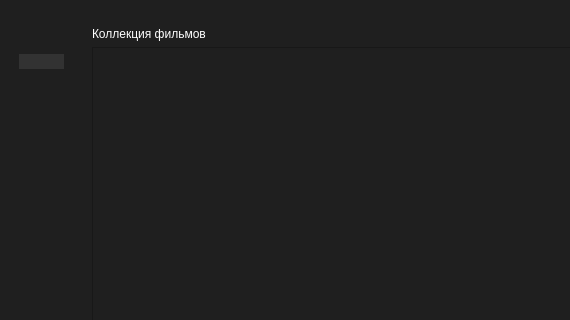
First picture: the form in src/mainwindow.ui, repository dimkashelk/SimpleKinopoiskQt, before the edit; both pictures show x 0 to 570 and y 0 to 320 of the 1200 by 602 pixel window.
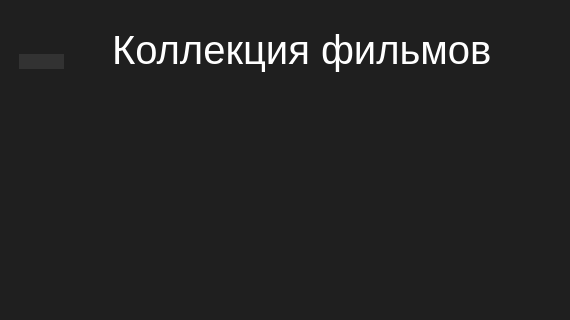
Second picture: the form after the edit. Icons and pictures are not drawn.

Patch:
```diff
--- a/src/mainwindow.ui
+++ b/src/mainwindow.ui
@@ -340,6 +340,168 @@
        </layout>
       </widget>
       <widget class="QWidget" name="cinema">
+       <property name="styleSheet">
+        <string notr="true">QTabBar {	
+	background-color: rgba(255, 255, 255, 0);
+	padding: 10px;
+	border-radius: 10px;
+}
+
+QTabBar::tab:selected, QTabBar::tab:hover {
+	background-color: rgb(50, 50, 50);
+}
+
+QTabBar::tab {
+	background-color: rgba(255, 255, 255, 0);
+	border-radius: 10px;
+	padding: 15px;
+	padding-top: 0px;
+	margin: 10px; 
+}
+
+QTabWidget::pane {
+	border: 0;
+}
+
+QLabel {
+	color: rgb(255, 255, 255);
+	padding-left: 10px;
+	font: 30pt Segoe UI;
+}
+
+QScrollBar:vertical
+{
+	background-color: #2A2929;
+	width: 15px;
+	margin: 0px 0px 0px 0px;
+	border-radius: 5px;
+}
+
+QScrollBar::handle:vertical
+{
+	background-color: grey;         /* #605F5F; */
+    min-height: 3px;
+    border-radius: 5px;
+}
+
+QScrollBar::sub-line:vertical
+{
+	margin: 0px 0px 0px 0px;
+	border-image: none;
+	height: 0px;
+	width: 0px;
+	subcontrol-position: top;
+	subcontrol-origin: margin;
+}
+
+QScrollBar::add-line:vertical
+{
+	margin: 0px 0px 0px 0px;
+    height: 0px;
+    width: 0px;
+    subcontrol-position: bottom;
+    subcontrol-origin: margin;
+}
+
+    QScrollBar::sub-line:vertical:hover,QScrollBar::sub-line:vertical:on
+    {
+        height: 0px;
+        width: 0px;
+        subcontrol-position: top;
+        subcontrol-origin: margin;
+    }
+
+    QScrollBar::add-line:vertical:hover, QScrollBar::add-line:vertical:on
+    {
+        height: 0px;
+        width: 0px;
+        subcontrol-position: bottom;
+        subcontrol-origin: margin;
+    }
+
+    QScrollBar::up-arrow:vertical, QScrollBar::down-arrow:vertical
+    {
+        background: none;
+		background-color: rgba(255, 255, 255, 0);
+    }
+
+    QScrollBar::add-page:vertical, QScrollBar::sub-page:vertical
+    {
+        background: none;
+		background-color: rgba(255, 255, 255, 0);
+    }
+
+QTextEdit {
+	color: rgb(255, 255, 255);
+	border: 0;
+}
+
+QScrollBar:horizontal
+{
+	background-color: #2A2929;
+	width: 15px;
+	margin: 0px 0px 0px 0px;
+	border-radius: 5px;
+}
+
+QScrollBar::handle:horizontal
+{
+	background-color: grey;         /* #605F5F; */
+    min-height: 3px;
+    border-radius: 5px;
+}
+
+QScrollBar::sub-line:horizontal
+{
+	margin: 0px 0px 0px 0px;
+	border-image: none;
+	height: 0px;
+	width: 0px;
+	subcontrol-position: top;
+	subcontrol-origin: margin;
+}
+
+QScrollBar::add-line:horizontal
+{
+	margin: 0px 0px 0px 0px;
+    height: 0px;
+    width: 0px;
+    subcontrol-position: bottom;
+    subcontrol-origin: margin;
+}
+
+    QScrollBar::sub-line:horizontal:hover,QScrollBar::sub-line:horizontal:on
+    {
+        height: 0px;
+        width: 0px;
+        subcontrol-position: top;
+        subcontrol-origin: margin;
+    }
+
+    QScrollBar::add-line:horizontal:hover, QScrollBar::add-line:horizontal:on
+    {
+        height: 0px;
+        width: 0px;
+        subcontrol-position: bottom;
+        subcontrol-origin: margin;
+    }
+
+    QScrollBar::up-arrow:horizontal, QScrollBar::down-arrow:horizontal
+    {
+        background: none;
+		background-color: rgba(255, 255, 255, 0);
+    }
+
+    QScrollBar::add-page:horizontal, QScrollBar::sub-page:horizontal
+    {
+        background: none;
+		background-color: rgba(255, 255, 255, 0);
+    }
+
+QScrollArea {
+	border: 0;
+}</string>
+       </property>
        <attribute name="icon">
         <iconset>
          <normaloff>../build-src-Desktop_Qt_6_2_1_MinGW_64_bit-Debug/films.png</normaloff>../build-src-Desktop_Qt_6_2_1_MinGW_64_bit-Debug/films.png</iconset>
@@ -379,8 +541,8 @@
                     <rect>
                      <x>0</x>
                      <y>0</y>
-                     <width>1040</width>
-                     <height>450</height>
+                     <width>1042</width>
+                     <height>452</height>
                     </rect>
                    </property>
                    <layout class="QHBoxLayout" name="horizontalLayout_7">
```
